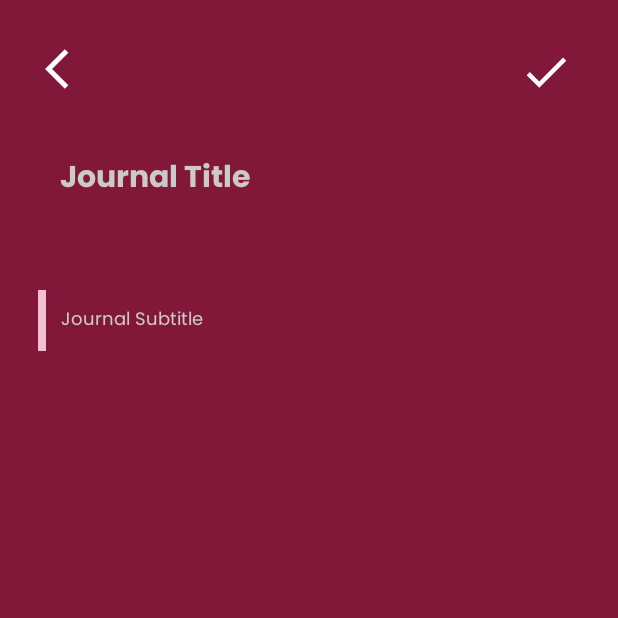
After one commit to mellagu/Hacigo, an Android app: the CreateJournalActivity screen opened directly, with no data from a screen before it, on a phone screen of 412 x 824 dp, the top half of it. The commit adds this screen. Run offline under Robolectric (Android 15) with nearby library versions, the phone set to English and light mode, and no system bars.

Commit message:
Progressing on making Kiddo Journal

```diff
--- a/app/src/main/AndroidManifest.xml
+++ b/app/src/main/AndroidManifest.xml
@@ -9,7 +9,8 @@
         android:roundIcon="@mipmap/ic_launcher_round"
         android:supportsRtl="true"
         android:theme="@style/Theme.Hacigo_MobileApp">
-        <activity android:name=".ui._parenthood.ParenthoodActivity"></activity>
+        <activity android:name=".ui._kiddojournal.CreateJournalActivity"></activity>
+        <activity android:name=".ui._parenthood.ParenthoodActivity" />
         <activity android:name=".ui._kiddojournal.KiddoJournalActivity" />
         <activity android:name=".ui._fooddetect.FoodDetectActivity" />
         <activity
--- a/app/src/main/java/com/mellagusty/hacigo_mobileapp/data/HacigoDataSource.kt
+++ b/app/src/main/java/com/mellagusty/hacigo_mobileapp/data/HacigoDataSource.kt
@@ -10,7 +10,7 @@ interface HacigoDataSource {
 
 
     //Journal
-    fun getJournalAll(): LiveData<PagedList<KiddoJournalEntity>>
+    fun getJournalAll(): List<KiddoJournalEntity>
 
     fun getSpecificAllJournal(id: Int): KiddoJournalEntity
 
--- a/app/src/main/java/com/mellagusty/hacigo_mobileapp/data/local/KiddoJournalDao.kt
+++ b/app/src/main/java/com/mellagusty/hacigo_mobileapp/data/local/KiddoJournalDao.kt
@@ -7,7 +7,7 @@ import androidx.room.*
 interface KiddoJournalDao {
 
     @Query("SELECT * FROM KiddoJournal ORDER BY id DESC")
-    suspend fun getAllJournal(): DataSource.Factory<Int,KiddoJournalEntity>
+    suspend fun getAllJournal(): List<KiddoJournalEntity>
 
     @Query("SELECT * FROM KiddoJournal WHERE id =:id")
     suspend fun getSpecificJournal(id:Int) : KiddoJournalEntity
--- a/app/src/main/java/com/mellagusty/hacigo_mobileapp/data/local/KiddoJournalDatabase.kt
+++ b/app/src/main/java/com/mellagusty/hacigo_mobileapp/data/local/KiddoJournalDatabase.kt
@@ -7,6 +7,8 @@ import androidx.room.RoomDatabase
 
 @Database(entities = [KiddoJournalEntity::class], version = 1, exportSchema = false)
 abstract class KiddoJournalDatabase : RoomDatabase() {
+
+    abstract fun kiddoJournalDao(): KiddoJournalDao
 
     companion object {
         @Volatile
--- /dev/null
+++ b/app/src/main/java/com/mellagusty/hacigo_mobileapp/ui/_kiddojournal/CreateJournalActivity.kt
@@ -0,0 +1,12 @@
+package com.mellagusty.hacigo_mobileapp.ui._kiddojournal
+
+import androidx.appcompat.app.AppCompatActivity
+import android.os.Bundle
+import com.mellagusty.hacigo_mobileapp.R
+
+class CreateJournalActivity : AppCompatActivity() {
+    override fun onCreate(savedInstanceState: Bundle?) {
+        super.onCreate(savedInstanceState)
+        setContentView(R.layout.activity_create_journal)
+    }
+}
--- /dev/null
+++ b/app/src/main/res/drawable/ic_back.xml
@@ -0,0 +1,5 @@
+<vector android:autoMirrored="true" android:height="32dp"
+    android:tint="#FFFFFF" android:viewportHeight="24"
+    android:viewportWidth="24" android:width="32dp" xmlns:android="http://schemas.android.com/apk/res/android">
+    <path android:fillColor="@android:color/white" android:pathData="M11.67,3.87L9.9,2.1 0,12l9.9,9.9 1.77,-1.77L3.54,12z"/>
+</vector>
--- a/app/src/main/res/drawable/ic_check.xml
+++ b/app/src/main/res/drawable/ic_check.xml
@@ -1,5 +1,5 @@
-<vector android:height="24dp" android:tint="#FFFFFF"
+<vector android:height="36dp" android:tint="#FFFFFF"
     android:viewportHeight="24" android:viewportWidth="24"
-    android:width="24dp" xmlns:android="http://schemas.android.com/apk/res/android">
+    android:width="36dp" xmlns:android="http://schemas.android.com/apk/res/android">
     <path android:fillColor="@android:color/white" android:pathData="M9,16.17L4.83,12l-1.42,1.41L9,19 21,7l-1.41,-1.41z"/>
 </vector>
--- /dev/null
+++ b/app/src/main/res/layout/activity_create_journal.xml
@@ -0,0 +1,101 @@
+<?xml version="1.0" encoding="utf-8"?>
+<androidx.constraintlayout.widget.ConstraintLayout xmlns:android="http://schemas.android.com/apk/res/android"
+    xmlns:app="http://schemas.android.com/apk/res-auto"
+    xmlns:tools="http://schemas.android.com/tools"
+    android:layout_width="match_parent"
+    android:layout_height="match_parent"
+    android:background="@color/prime_dark"
+    tools:context=".ui._kiddojournal.CreateJournalActivity">
+
+    <ImageView
+        android:id="@+id/back"
+        android:layout_width="wrap_content"
+        android:layout_height="wrap_content"
+        android:layout_margin="30dp"
+        android:src="@drawable/ic_back"
+        app:layout_constraintLeft_toLeftOf="parent"
+        app:layout_constraintTop_toTopOf="parent"/>
+
+    <ImageView
+        android:id="@+id/save_checklist"
+        android:layout_width="wrap_content"
+        android:layout_height="wrap_content"
+        android:src="@drawable/ic_check"
+        app:layout_constraintRight_toRightOf="parent"
+        app:layout_constraintTop_toTopOf="parent"
+        android:padding="30dp"/>
+
+    <EditText
+        android:id="@+id/etJournalTitle"
+        android:layout_width="wrap_content"
+        android:layout_height="wrap_content"
+        android:layout_margin="30dp"
+        android:background="@null"
+        android:ellipsize="end"
+        android:fontFamily="@font/poppins_bold"
+        android:hint="@string/journal_title"
+        android:inputType="text"
+        android:maxLines="1"
+        android:padding="10dp"
+        android:textColor="@color/white"
+        android:textColorHint="@color/grey"
+        android:textSize="20sp"
+        app:layout_constraintStart_toStartOf="parent"
+        app:layout_constraintTop_toBottomOf="@id/back" />
+
+    <TextView
+        android:id="@+id/tvDateTime"
+        android:layout_width="match_parent"
+        android:layout_height="wrap_content"
+        android:layout_marginStart="30dp"
+        android:layout_marginTop="5dp"
+        android:layout_marginEnd="10dp"
+        android:layout_marginBottom="5dp"
+        android:ellipsize="end"
+        android:fontFamily="@font/poppins_bold"
+        android:maxLines="1"
+        android:paddingStart="10dp"
+        android:textColor="@color/grey"
+        android:textColorHint="@color/grey"
+        android:textSize="12sp"
+        tools:text="20 juli 2021"
+        app:layout_constraintEnd_toEndOf="parent"
+        app:layout_constraintStart_toStartOf="parent"
+        app:layout_constraintTop_toBottomOf="@id/etJournalTitle" />
+
+    <LinearLayout
+        android:id="@+id/l1"
+        android:layout_width="match_parent"
+        android:layout_height="wrap_content"
+        android:layout_margin="20dp"
+        android:orientation="horizontal"
+        app:layout_constraintEnd_toEndOf="parent"
+        app:layout_constraintStart_toStartOf="parent"
+        app:layout_constraintTop_toBottomOf="@id/tvDateTime">
+
+
+        <View
+            android:id="@+id/colorView"
+            android:layout_width="5dp"
+            android:layout_height="match_parent"
+            android:layout_marginStart="5dp"
+            android:background="@color/pink" />
+
+        <EditText
+            android:id="@+id/etNoteSubTitle"
+            android:layout_width="match_parent"
+            android:layout_height="wrap_content"
+            android:background="@null"
+            android:ellipsize="end"
+            android:fontFamily="@font/poppins_reguler"
+            android:hint="@string/journal_subtitle"
+            android:inputType="text"
+            android:maxLines="1"
+            android:padding="10dp"
+            android:textColor="@color/white"
+            android:textColorHint="@color/grey"
+            android:textSize="12sp" />
+    </LinearLayout>
+
+
+</androidx.constraintlayout.widget.ConstraintLayout>
--- a/app/src/main/res/values/colors.xml
+++ b/app/src/main/res/values/colors.xml
@@ -2,6 +2,8 @@
 <resources>
     <color name="prime">#B40752</color>
     <color name="prime_secunder">#C30163</color>
+    <color name="prime_dark">#811839</color>
+    <color name="grey">#CACACA</color>
     <color name="pink">#F2BED3</color>
     <color name="pink_dark">#DD4F8A</color>
     <color name="purple_200">#FFBB86FC</color>
--- a/app/src/main/res/values/strings.xml
+++ b/app/src/main/res/values/strings.xml
@@ -18,4 +18,6 @@ write by the experts.</string>
     <string name="kiddo_journal">Kiddo Journal</string>
     <string name="toolbar">toolbar</string>
     <string name="notes">Notes</string>
+    <string name="journal_title">Journal Title</string>
+    <string name="journal_subtitle">Journal Subtitle</string>
 </resources>
```
Also changed, not shown: app/src/main/java/com/mellagusty/hacigo_mobileapp/adapter/KiddoJournalAdapter.kt (added, +75 -0 lines), app/src/main/java/com/mellagusty/hacigo_mobileapp/data/Repository.kt (+37 -1 lines), app/src/main/java/com/mellagusty/hacigo_mobileapp/data/local/KiddoJLocalDatasource.kt (+13 -0 lines).
